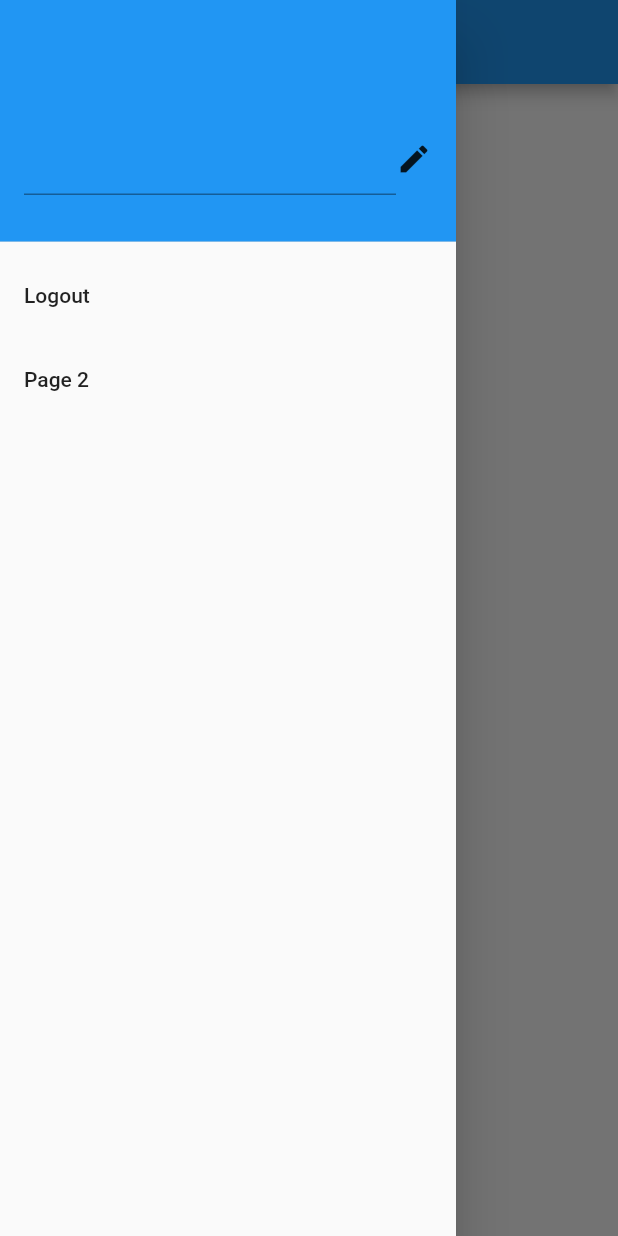
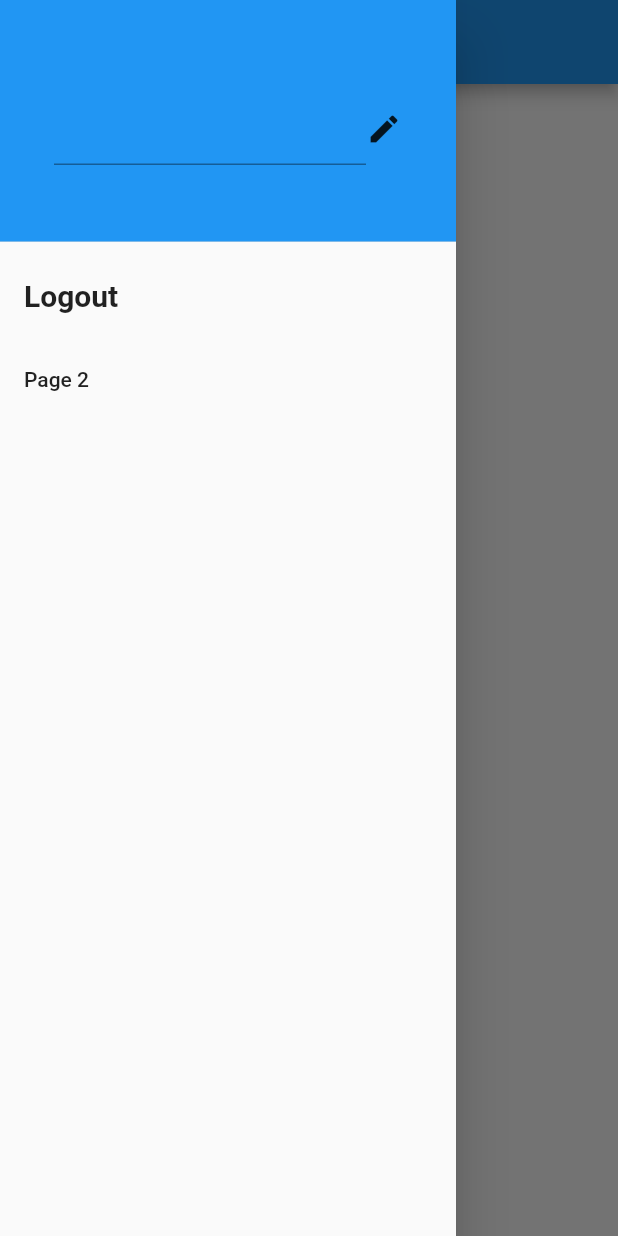
Before and after one commit to sam0610/nixon_app, a Flutter app: the HomePage screen opened by its route, in the side drawer, after a tap on the "edit" icon, on a phone screen of 412 x 824 dp. Run offline on Flutter 3.47's test engine with Material 2 defaults, Android fonts, the phone set to English and light mode, and no system bars; our stand-ins replace firebase_auth; accounts and stored records are empty.

Commit message:
ui_finetune

```diff
--- a/lib/ui/homepage.dart
+++ b/lib/ui/homepage.dart
@@ -41,11 +41,12 @@ class _HomePageState extends State<HomePage> {
   void allowEdit() {
     setState(() {
       boolEdit = !boolEdit;
+      if (boolEdit) this.displayNameController.text = currentUser.displayName;
     });
   }
 
-  void changeName(String value) {
-    fireHelper.updateProfileName(value);
+  void changeName(String value) async {
+    await fireHelper.updateProfileName(value);
     setState(() {
       _assureLogin();
     });
@@ -63,6 +64,8 @@ class _HomePageState extends State<HomePage> {
         new DrawerHeader(
             decoration:
                 new BoxDecoration(color: Theme.of(context).primaryColor),
+            child: new Container(
+              padding: EdgeInsets.all(20.0),
               child: new Column(
                   crossAxisAlignment: CrossAxisAlignment.start,
                   mainAxisAlignment: MainAxisAlignment.end,
@@ -73,15 +76,15 @@ class _HomePageState extends State<HomePage> {
                             ? new Text(
                                 currentUser.displayName,
                                 style: new TextStyle(
-                                  fontSize: 30.0, fontWeight: FontWeight.bold),
+                                    fontSize: 20.0,
+                                    fontWeight: FontWeight.bold),
                               )
                             : new Flexible(
                                 child: new TextField(
                                     controller: displayNameController,
                                     onSubmitted: changeName,
                                     style: new TextStyle(
-                                      fontSize: 20.0,
-                                      fontWeight: FontWeight.bold))),
+                                        fontSize: 20.0, color: Colors.black))),
                         new GestureDetector(
                           child: new Icon(Icons.edit),
                           onTap: allowEdit,
@@ -90,9 +93,12 @@ class _HomePageState extends State<HomePage> {
                     ),
                     new Text(currentUser.email,
                         style: new TextStyle(fontSize: 20.0))
-                ])),
+                  ]),
+            )),
         new ListTile(
-            title: new Text('Logout'),
+            title: new Text('Logout',
+                style:
+                    new TextStyle(fontWeight: FontWeight.bold, fontSize: 20.0)),
             onTap: () {
               FirebaseAuth.instance.signOut();
               Navigator.of(context).pushReplacementNamed('/login');
```
Lines whose indentation alone changed are shown as unchanged.
